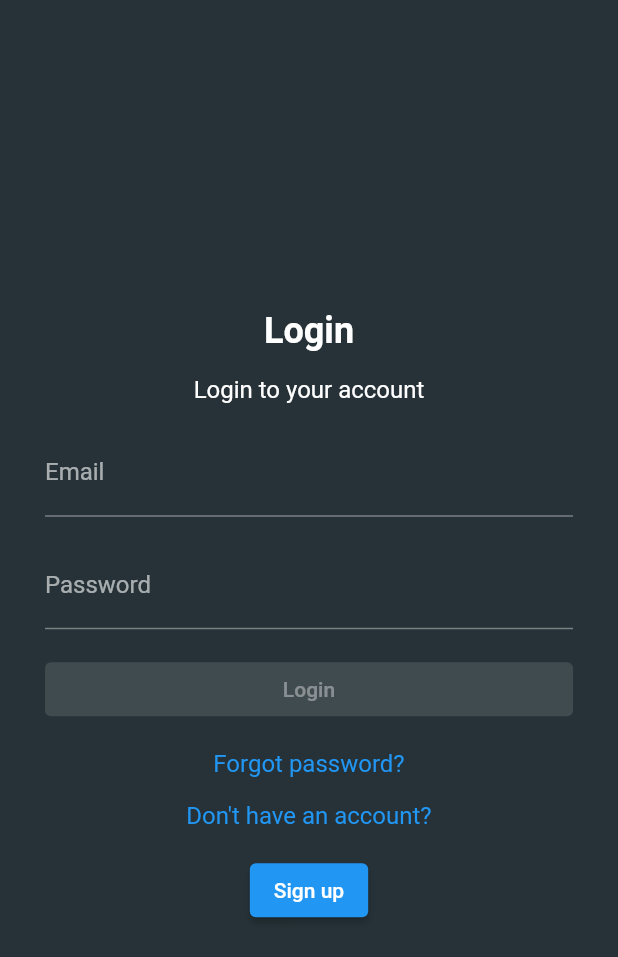
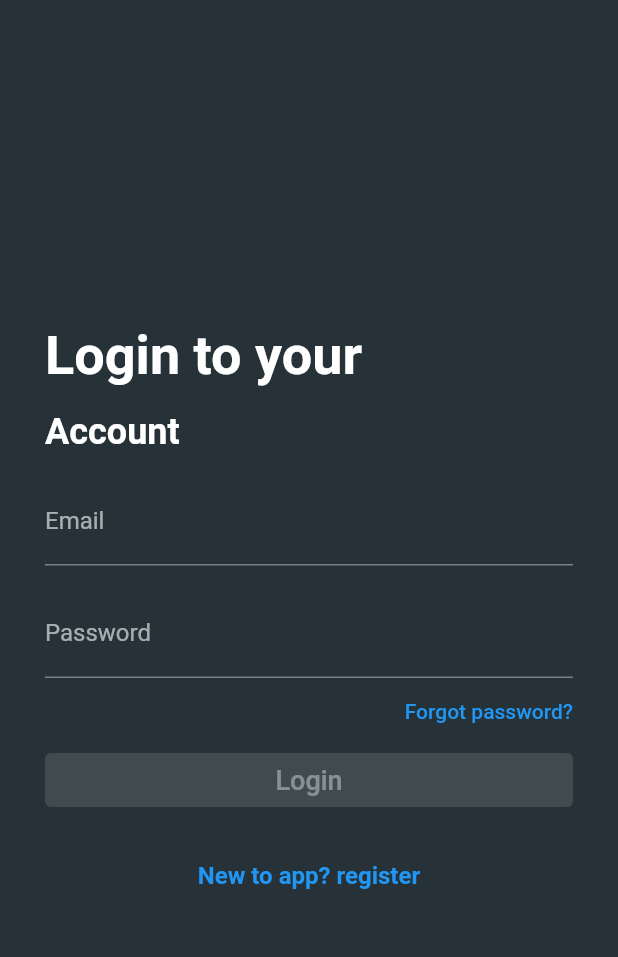
Before and after one commit to umarwaseeem/Chat-Flutter-Firebase, a Flutter app: the screen it shows after launch, on a phone screen of 412 x 824 dp. Shown: the top 957 px of the screen. Run offline on Flutter 3.47's test engine with Material 2 defaults, Android fonts, the phone set to English and light mode, and no system bars; our stand-ins replace awesome_snackbar_content, cloud_firestore, firebase_auth, firebase_core, firebase_storage, image_cropper and 1 more; accounts and stored records are empty.

Commit message:
Make Header Bigger And Improve UX/UI

```diff
--- a/lib/screens/login_screen.dart
+++ b/lib/screens/login_screen.dart
@@ -146,19 +146,21 @@ class _LoginScreenState extends State<LoginScreen> {
                 key: _formKey,
                 autovalidateMode: AutovalidateMode.onUserInteraction,
                 child: Column(
+                  crossAxisAlignment: CrossAxisAlignment.start,
                   children: [
                     const Text(
-                      'Login',
+                      'Login to your',
                       style: TextStyle(
-                        fontSize: 24,
-                        fontWeight: FontWeight.bold,
+                        fontSize: 36,
+                        fontWeight: FontWeight.w600,
                       ),
                     ),
                     const SizedBox(height: 16),
                     const Text(
-                      'Login to your account',
+                      'Account',
                       style: TextStyle(
-                        fontSize: 16,
+                        fontSize: 24,
+                        fontWeight: FontWeight.w600,
                       ),
                     ),
                     const SizedBox(height: 16),
@@ -178,9 +180,24 @@ class _LoginScreenState extends State<LoginScreen> {
                         labelText: 'Password',
                       ),
                     ),
-                    const SizedBox(height: 16),
+                    const SizedBox(height: 14),
+                    Row(
+                      mainAxisAlignment: MainAxisAlignment.end,
+                      children: const [
+                        Text(
+                          'Forgot password?',
+                          style: TextStyle(
+                              fontSize: 14,
+                              color: Colors.blue,
+                              fontWeight: FontWeight.w500),
+                        ),
+                      ],
+                    ),
+                    const SizedBox(height: 14),
                     loading
-                        ? const CircularProgressIndicator()
+                        ? const Align(
+                            alignment: Alignment.center,
+                            child: CircularProgressIndicator())
                         : SizedBox(
                             width: double.infinity,
                             child: ElevatedButton(
@@ -195,28 +212,23 @@ class _LoginScreenState extends State<LoginScreen> {
                                       );
                                     }
                                   : null,
-                              child: const Text('Login'),
+                              child: const Text(
+                                'Login',
+                                style: TextStyle(
+                                    fontWeight: FontWeight.w500, fontSize: 18),
+                              ),
                             ),
                           ),
                     const SizedBox(height: 16),
-                    const Text(
-                      'Forgot password?',
+                    Row(
+                      mainAxisAlignment: MainAxisAlignment.center,
+                      children: [
+                        TextButton(
+                          child: const Text(
+                            'New to app? register',
                             style: TextStyle(
-                        fontSize: 16,
-                        color: Colors.blue,
+                                fontSize: 16, fontWeight: FontWeight.w600),
                           ),
-                    ),
-                    const SizedBox(height: 16),
-                    const Text(
-                      'Don\'t have an account?',
-                      style: TextStyle(
-                        fontSize: 16,
-                        color: Colors.blue,
-                      ),
-                    ),
-                    const SizedBox(height: 16),
-                    ElevatedButton(
-                      child: const Text('Sign up'),
                           onPressed: () {
                             Navigator.pushReplacement(
                               context,
@@ -229,6 +241,8 @@ class _LoginScreenState extends State<LoginScreen> {
                         ),
                       ],
                     ),
+                  ],
+                ),
               ),
             ),
           ),
```
Also changed, not shown: lib/screens/signup_screen.dart (+24 -15 lines). Lines whose indentation alone changed are shown as unchanged.
